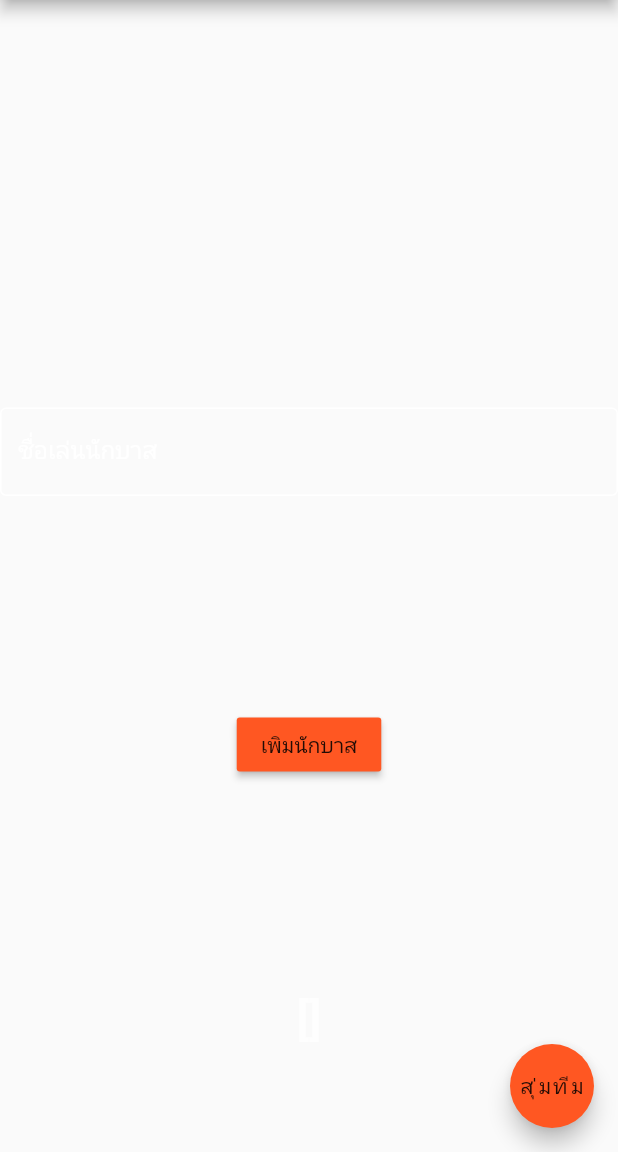
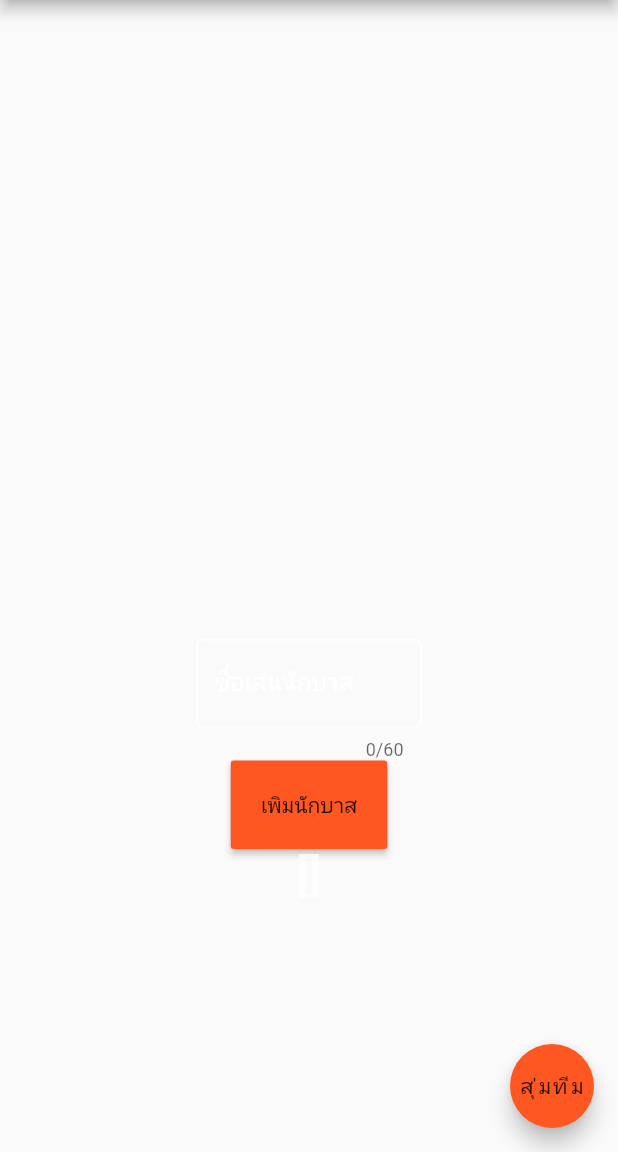
Before and after one commit to juniorpo/randomBasketballTeamProject, a Flutter app: the screen it shows after launch, after a tap on "เพิมนักบาส", on a phone screen of 412 x 824 dp, the part 84-1236 px from its top. Run offline on Flutter 3.47's test engine with Material 2 defaults, Android fonts, the phone set to English and light mode, and no system bars.

Commit message:
Developer Version: Build #16 เพิ่มสีลงไปใน decoration แก้ไข onPressed() ใน MaterialButton แก้ไขตำแหน่ง UI

```diff
--- a/lib/main.dart
+++ b/lib/main.dart
@@ -51,31 +51,37 @@ class _RandomGenerateState extends State<RandomGenerate> {
       appBar: AppBar(centerTitle: true, title: Text('โปรแกรมการสุ่มทีมบาส')),
       body: Container(
         child:
-            Column(mainAxisAlignment: MainAxisAlignment.spaceAround, children: [
+            Column(mainAxisAlignment: MainAxisAlignment.center,children: [
               Container(
                 child: Center(
                   child: Text(user,style: TextStyle(color: Colors.white,
                       fontSize: 50,fontWeight: FontWeight.bold)),
-                ),
+                ),margin: EdgeInsets.all(100),
               ),
-          TextField(
-            controller: _textcontroller,
-            decoration: InputDecoration(
-                labelText: 'ชื่อเล่นนักบาส', border: OutlineInputBorder(),
-                enabledBorder: inputBorder(),labelStyle: TextStyle(color: Colors.white)),
-            style:
-                TextStyle(color: Colors.white70),
-          ),
+              SizedBox(
+                width: 150,
+                  child: TextField(
+                      controller: _textcontroller,
+                      decoration: InputDecoration(
+                        labelText: 'ชื่อเล่นนักบาส', border: OutlineInputBorder(),
+                        enabledBorder: inputBorder(),labelStyle: TextStyle(color: Colors.white)
+                        ,),
+                      style:
+                      TextStyle(color: Colors.white70),maxLength: 60),
+
+              )
+              ,
           MaterialButton(onPressed: () {
-            user = addPlayer();
+            user = _textcontroller.text;
           },color: Colors.deepOrange,
-          child: const Text('เพิมนักบาส',style: TextStyle(color: Colors.black87))),
+          padding: EdgeInsets.all(20)
+          ,child: const Text('เพิมนักบาส',style: TextStyle(color: Colors.black87))),
           Text(
             player.toString(),
             style: TextStyle(
                 color: Colors.white70,
                 fontSize: 30,
-                fontWeight: FontWeight.bold),
+                fontWeight: FontWeight.bold)
           )
         ]),
       ),
```
